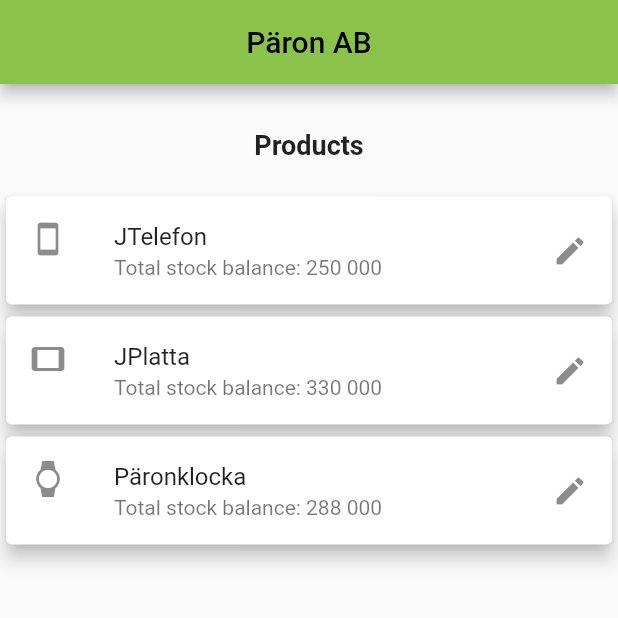
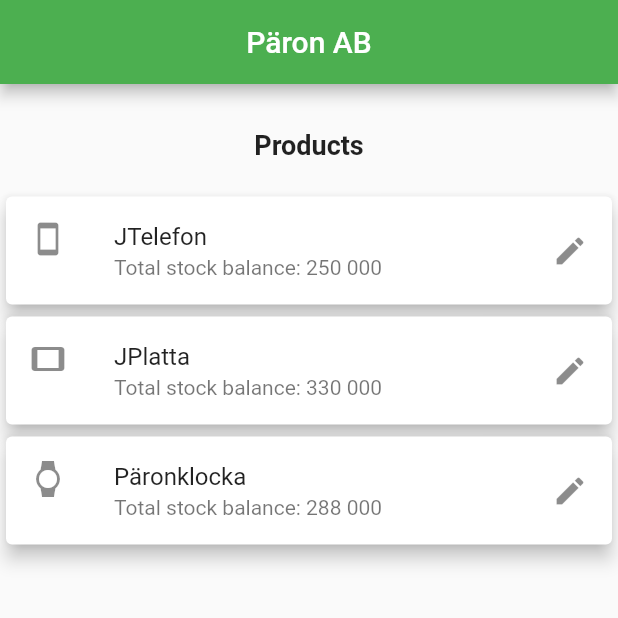
Before and after one commit to berglundlovisa/arbetsprov_paronab, a Flutter app: the screen it shows after launch, on a phone screen of 412 x 824 dp, the top half of it. Run offline on Flutter 3.47's test engine with Material 2 defaults, Android fonts, the phone set to English and light mode, and no system bars.

Commit message:
primary swatch green

```diff
--- a/lib/main.dart
+++ b/lib/main.dart
@@ -18,7 +18,7 @@ class MyApp extends StatelessWidget {
       debugShowCheckedModeBanner: false,
       title: 'Päron AB',
       theme: ThemeData(
-        primarySwatch: Colors.lightGreen,
+        primarySwatch: Colors.green,
       ),
       home: const MyHomePage(),
     );
```
